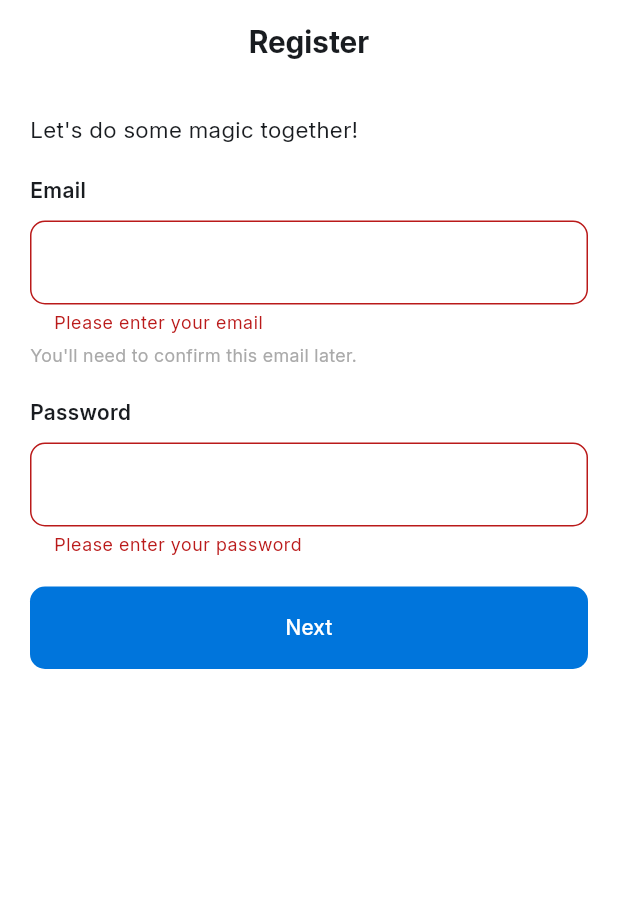
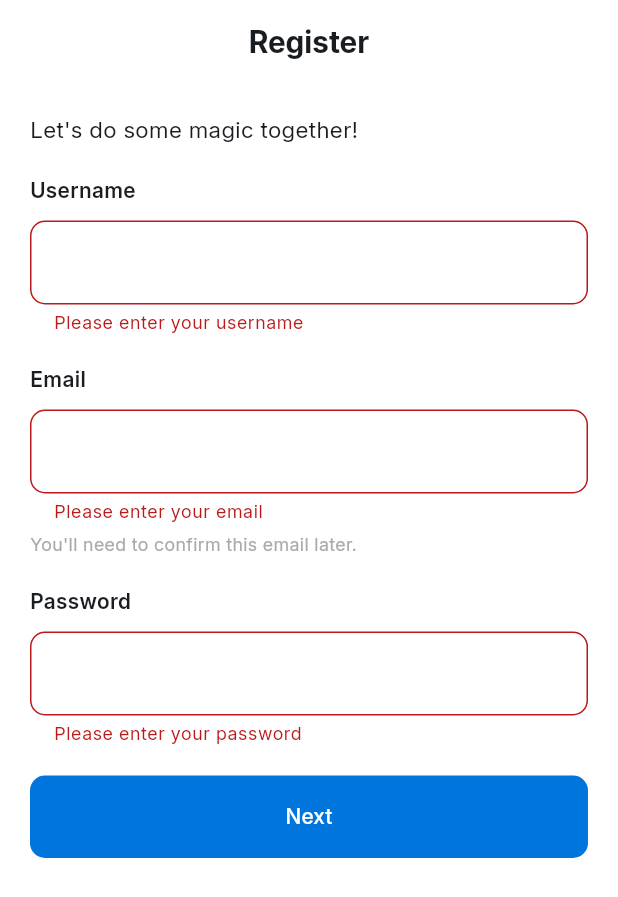
Before and after one commit to ZeLzzzz/todoapp, a Flutter app: the EmailValidationView screen opened by its route, after a tap on "Next", on a phone screen of 412 x 824 dp. Shown: the top 897 px of the screen. Run offline on Flutter 3.47's test engine with Material 3 defaults, Android fonts, the phone set to English and light mode, and no system bars; our stand-ins replace dio, flutter_dotenv, flutter_feather_icons, get_it, go_router.

Commit message:
feat: Enhance login and registration views with password obscuring and input validation

```diff
--- a/lib/features/auth/views/login_view.dart
+++ b/lib/features/auth/views/login_view.dart
@@ -27,7 +27,9 @@ class LoginView extends StatelessWidget {
               SizedBox(height: 20),
               Text('Password', style: TextStyle(fontSize: 14, fontWeight: FontWeight.w600)),
               SizedBox(height: 10),
-              TextField(),
+              TextField(
+                obscureText: true,
+              ),
               SizedBox(height: 20),
               Row(mainAxisAlignment: MainAxisAlignment.end, children: [
                 Text('Forgot Password?', style: TextStyle(fontSize: 14, color: Colors.blue))
--- a/lib/features/auth/views/register_view.dart
+++ b/lib/features/auth/views/register_view.dart
@@ -10,6 +10,10 @@ class EmailValidationView extends StatefulWidget {
 }
 
 class _EmailValidationViewState extends State<EmailValidationView> {
+  final usernameController = TextEditingController();
+  final emailController = TextEditingController();
+  final passwordController = TextEditingController();
+
   bool isDisabled = true;
   bool isValidEmail(String email) {
     final RegExp emailRegex = RegExp(r'^[a-zA-Z0-9._%+-]+@[a-zA-Z0-9.-]+\.[a-zA-Z]{2,}$');
@@ -25,7 +29,9 @@ class _EmailValidationViewState extends State<EmailValidationView> {
           title: Text('Register', style: TextStyle(fontSize: 20, fontWeight: FontWeight.bold)),
           centerTitle: true,
         ),
-        body: Padding(
+        body: SingleChildScrollView(
+          physics: const NeverScrollableScrollPhysics(),
+          child: Padding(
             padding: const EdgeInsets.all(20),
             child: Form(
               key: _formKey,
@@ -33,10 +39,26 @@ class _EmailValidationViewState extends State<EmailValidationView> {
                 crossAxisAlignment: CrossAxisAlignment.start,
                 children: [
                   Text("Let's do some magic together!", style: TextStyle(fontSize: 15)),
-                SizedBox(height: 20),
+                  const SizedBox(height: 20),
+                  Text('Username', style: TextStyle(fontSize: 14, fontWeight: FontWeight.w600)),
+                  const SizedBox(height: 10),
+                  TextFormField(
+                    controller: usernameController,
+                    onChanged: (value) {
+                      _formKey.currentState?.validate();
+                    },
+                    validator: (value) {
+                      if (value == null || value.isEmpty) {
+                        return 'Please enter your username';
+                      }
+                      return null;
+                    },
+                  ),
+                  const SizedBox(height: 20),
                   Text('Email', style: TextStyle(fontSize: 14, fontWeight: FontWeight.w600)),
-                SizedBox(height: 10),
+                  const SizedBox(height: 10),
                   TextFormField(
+                    controller: emailController,
                     onChanged: (value) {
                       _formKey.currentState?.validate();
                     },
@@ -50,13 +72,15 @@ class _EmailValidationViewState extends State<EmailValidationView> {
                     },
                     keyboardType: TextInputType.emailAddress,
                   ),
-                SizedBox(height: 5),
+                  const SizedBox(height: 5),
                   Text("You'll need to confirm this email later.",
                       style: TextStyle(fontSize: 12, color: Color(0xFFAAAAAA))),
-                SizedBox(height: 20),
+                  const SizedBox(height: 20),
                   Text('Password', style: TextStyle(fontSize: 14, fontWeight: FontWeight.w600)),
-                SizedBox(height: 10),
+                  const SizedBox(height: 10),
                   TextFormField(
+                    controller: passwordController,
+                    obscureText: true,
                     onChanged: (value) {
                       _formKey.currentState?.validate();
                     },
@@ -73,15 +97,15 @@ class _EmailValidationViewState extends State<EmailValidationView> {
                       return null;
                     },
                   ),
-                SizedBox(height: 20),
+                  const SizedBox(height: 20),
                   PrimaryButton(
                     height: 55,
                     fullscreen: true,
                     onPressed: () {
                       if (_formKey.currentState!.validate()) {
-                      ScaffoldMessenger.of(context).showSnackBar(
-                        const SnackBar(content: Text('Processing Data')),
-                      );
+                        print('Username: ${usernameController.text}');
+                        print('Email: ${emailController.text}');
+                        print('Password: ${passwordController.text}');
                       }
                     },
                     child: Text('Next'),
@@ -89,6 +113,7 @@ class _EmailValidationViewState extends State<EmailValidationView> {
                 ],
               ),
             ),
+          ),
         ));
   }
 }
```
Lines whose indentation alone changed are shown as unchanged.
